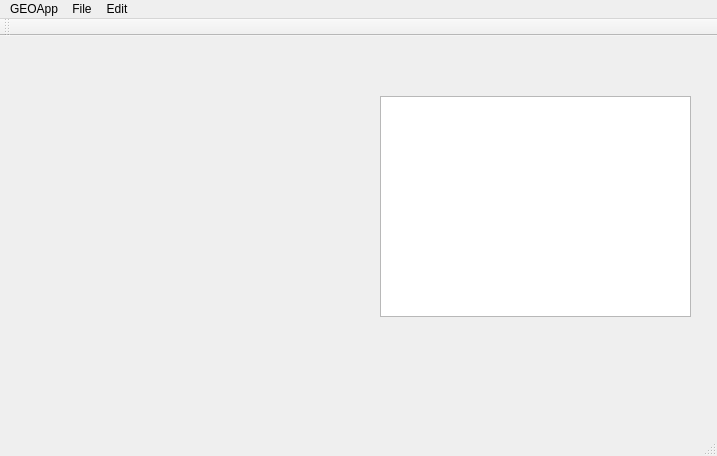
This is Geo_GUI_Application/mainwindow.ui in IvanSevilla/GAT as Qt 5 draws it before an edit. The edited form follows.
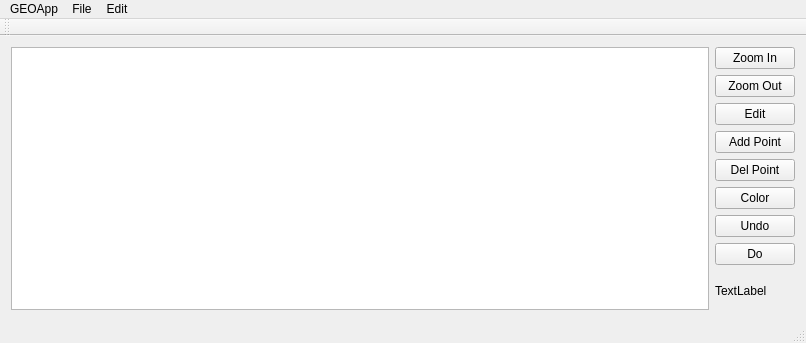
This is the edited form.

Commit message:
Zoom in, Zoom out
TO DO:
EDITION, IMAGE HANDLER & API MOD

The edit to the form file:
```diff
--- a/Geo_GUI_Application/mainwindow.ui
+++ b/Geo_GUI_Application/mainwindow.ui
@@ -2,45 +2,177 @@
 <ui version="4.0">
  <class>MainWindow</class>
  <widget class="QMainWindow" name="MainWindow">
+  <property name="enabled">
+   <bool>true</bool>
+  </property>
   <property name="geometry">
    <rect>
     <x>0</x>
     <y>0</y>
-    <width>717</width>
-    <height>456</height>
+    <width>806</width>
+    <height>343</height>
    </rect>
   </property>
+  <property name="sizePolicy">
+   <sizepolicy hsizetype="Fixed" vsizetype="Fixed">
+    <horstretch>0</horstretch>
+    <verstretch>0</verstretch>
+   </sizepolicy>
+  </property>
+  <property name="minimumSize">
+   <size>
+    <width>0</width>
+    <height>0</height>
+   </size>
+  </property>
+  <property name="maximumSize">
+   <size>
+    <width>16777215</width>
+    <height>16777215</height>
+   </size>
+  </property>
   <property name="windowTitle">
    <string>MainWindow</string>
   </property>
   <widget class="QWidget" name="centralWidget">
-   <widget class="QGraphicsView" name="graphicsView">
-    <property name="geometry">
-     <rect>
-      <x>380</x>
-      <y>60</y>
-      <width>311</width>
-      <height>221</height>
-     </rect>
-    </property>
-   </widget>
-   <widget class="QWidget" name="widget" native="true">
-    <property name="geometry">
-     <rect>
-      <x>60</x>
-      <y>60</y>
-      <width>271</width>
-      <height>251</height>
-     </rect>
-    </property>
-   </widget>
+   <layout class="QHBoxLayout" name="horizontalLayout_9">
+    <item>
+     <layout class="QHBoxLayout" name="horizontalLayout_7">
+      <property name="spacing">
+       <number>0</number>
+      </property>
+      <item>
+       <widget class="QGraphicsView" name="graphicsView">
+        <property name="sizeAdjustPolicy">
+         <enum>QAbstractScrollArea::AdjustToContents</enum>
+        </property>
+        <property name="interactive">
+         <bool>true</bool>
+        </property>
+        <property name="alignment">
+         <set>Qt::AlignCenter</set>
+        </property>
+        <property name="dragMode">
+         <enum>QGraphicsView::ScrollHandDrag</enum>
+        </property>
+       </widget>
+      </item>
+     </layout>
+    </item>
+    <item>
+     <layout class="QVBoxLayout" name="verticalLayout">
+      <property name="sizeConstraint">
+       <enum>QLayout::SetMaximumSize</enum>
+      </property>
+      <property name="leftMargin">
+       <number>0</number>
+      </property>
+      <property name="rightMargin">
+       <number>0</number>
+      </property>
+      <item>
+       <layout class="QVBoxLayout" name="verticalLayout_3">
+        <item>
+         <widget class="QPushButton" name="Btn_Zoom_In">
+          <property name="text">
+           <string>Zoom In</string>
+          </property>
+         </widget>
+        </item>
+        <item>
+         <widget class="QPushButton" name="Btn_Zoom_Out">
+          <property name="text">
+           <string>Zoom Out</string>
+          </property>
+         </widget>
+        </item>
+        <item>
+         <widget class="QPushButton" name="Btn_Edit">
+          <property name="text">
+           <string>Edit</string>
+          </property>
+          <property name="checkable">
+           <bool>true</bool>
+          </property>
+         </widget>
+        </item>
+        <item>
+         <layout class="QVBoxLayout" name="verticalLayout_4">
+          <item>
+           <widget class="QPushButton" name="Btn_Add_Point">
+            <property name="text">
+             <string>Add Point</string>
+            </property>
+            <property name="flat">
+             <bool>false</bool>
+            </property>
+           </widget>
+          </item>
+          <item>
+           <widget class="QPushButton" name="Btn_Del_Point">
+            <property name="text">
+             <string>Del Point</string>
+            </property>
+            <property name="flat">
+             <bool>false</bool>
+            </property>
+           </widget>
+          </item>
+          <item>
+           <widget class="QPushButton" name="Btn_Color">
+            <property name="text">
+             <string>Color</string>
+            </property>
+            <property name="flat">
+             <bool>false</bool>
+            </property>
+           </widget>
+          </item>
+          <item>
+           <widget class="QPushButton" name="Btn_Undo">
+            <property name="text">
+             <string>Undo</string>
+            </property>
+            <property name="flat">
+             <bool>false</bool>
+            </property>
+           </widget>
+          </item>
+          <item>
+           <widget class="QPushButton" name="Btn_Do">
+            <property name="text">
+             <string>Do</string>
+            </property>
+            <property name="flat">
+             <bool>false</bool>
+            </property>
+           </widget>
+          </item>
+         </layout>
+        </item>
+       </layout>
+      </item>
+      <item>
+       <layout class="QVBoxLayout" name="verticalLayout_2">
+        <item>
+         <widget class="QLabel" name="label">
+          <property name="text">
+           <string>TextLabel</string>
+          </property>
+         </widget>
+        </item>
+       </layout>
+      </item>
+     </layout>
+    </item>
+   </layout>
   </widget>
   <widget class="QMenuBar" name="menuBar">
    <property name="geometry">
     <rect>
      <x>0</x>
      <y>0</y>
-     <width>717</width>
+     <width>806</width>
      <height>22</height>
     </rect>
    </property>
```
Left out of the diff: 5 changed lines with no effect on the pictures. The commit also changes 5 other files.
